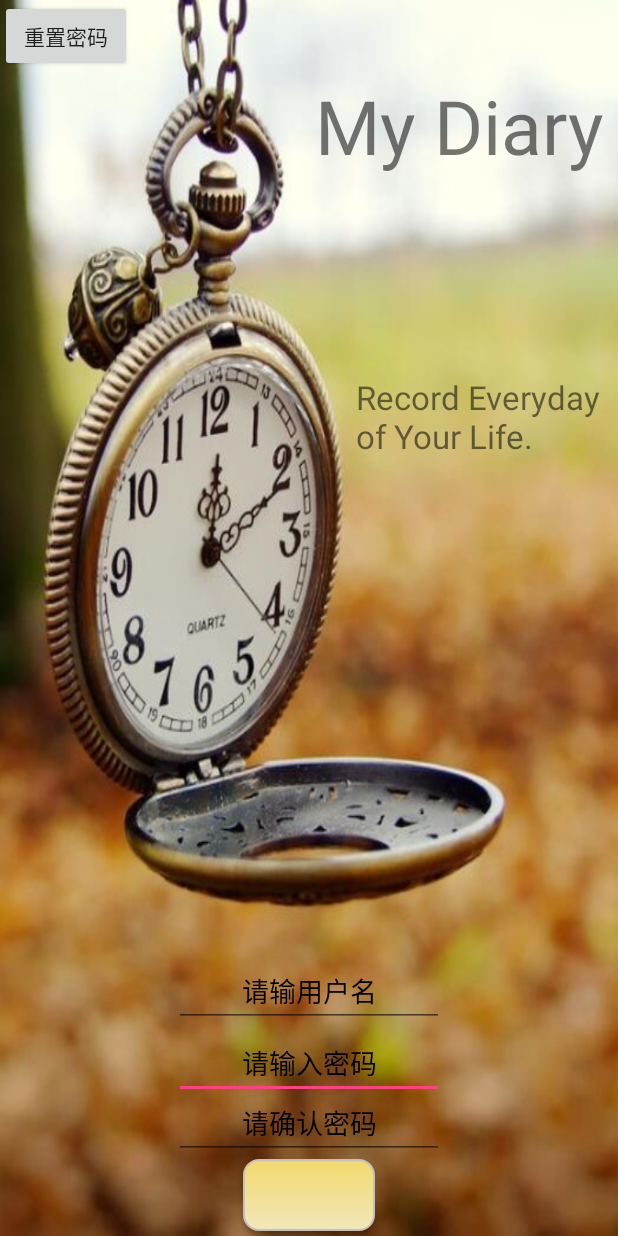
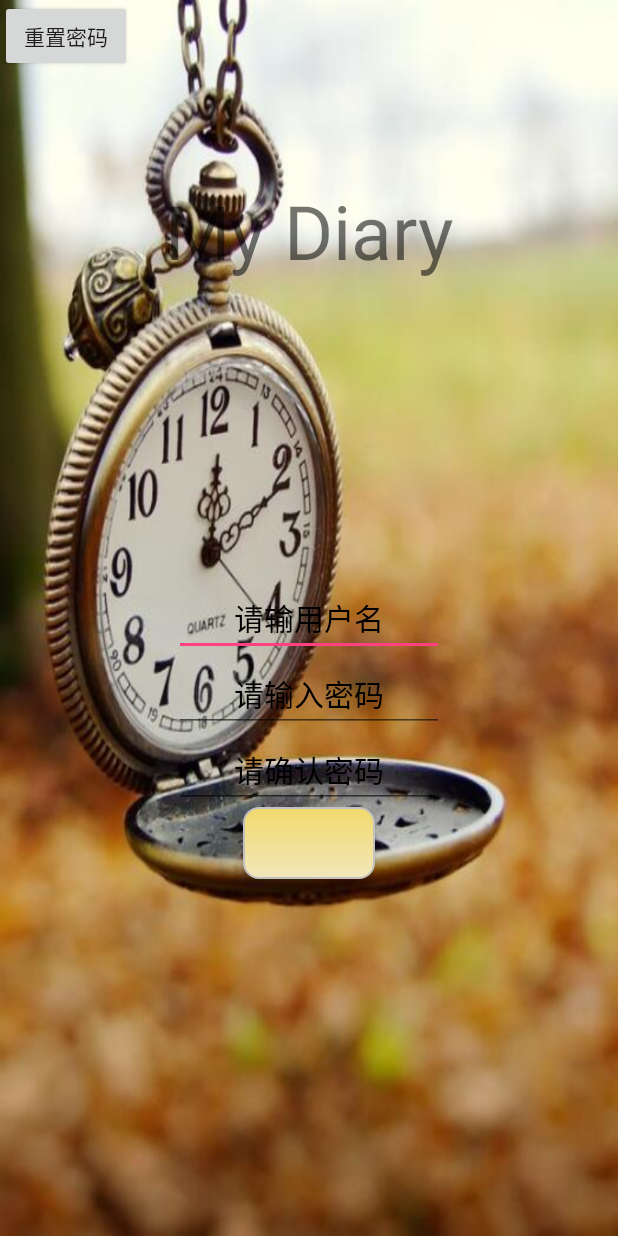
Before and after one commit to Relati/your-diary, an Android app: the layout start_layout.xml on its own in the app's theme, with its tools: preview values and no code run, on a phone screen of 412 x 824 dp. Run offline under Robolectric (Android 15) with nearby library versions, the phone set to English and light mode, and no system bars.

Commit message:
修改start_layout.xml和nav_header_diary_list.xml

```diff
--- a/app/src/main/res/layout/start_layout.xml
+++ b/app/src/main/res/layout/start_layout.xml
@@ -1,67 +1,45 @@
 <?xml version="1.0" encoding="utf-8"?>
-
 <RelativeLayout xmlns:android="http://schemas.android.com/apk/res/android"
+    xmlns:app="http://schemas.android.com/apk/res-auto"
     android:id="@+id/start_relative"
-    android:orientation="vertical" android:layout_width="match_parent"
+    android:orientation="vertical"
+    android:layout_width="match_parent"
     android:layout_height="match_parent"
     android:background="@drawable/start_bg">
+
     <TextView
         android:id="@+id/my_diary_text"
         android:layout_width="wrap_content"
         android:layout_height="wrap_content"
         android:text="@string/MyDiary"
-        android:layout_alignParentEnd="true"
+        android:layout_centerHorizontal="true"
         android:textSize="50sp"
-        android:paddingTop="50dp"
+        android:paddingTop="120dp"
         android:paddingStart="10dp"
-        android:paddingEnd="10dp"/>
+        android:paddingEnd="10dp" />
 
-    <TextView
+    <EditText
+        android:textColorHint="@color/colorBlack"
+        android:id="@+id/username"
+        android:textSize="20sp"
+        android:inputType="text"
         android:layout_width="180dp"
         android:layout_height="wrap_content"
-        android:text="@string/RecordEverydayOfYourLife"
-        android:layout_alignParentEnd="true"
-        android:textSize="22sp"
-        android:paddingTop="250dp"
-        android:paddingStart="5dp"
-        android:paddingEnd="5dp"
-        />
-
-    <!--进入日记是在设定好密码后才显示的，没设定之前显示的是提示输入密码的信息-->
-    <Button
-        android:textColor="@color/colorBlack"
-        android:id="@+id/accessBtn"
-        android:textSize="16sp"
-        android:fontFamily="sans-serif-smallcaps"
-        android:layout_width="wrap_content"
-        android:layout_height="wrap_content"
-        android:layout_centerHorizontal="true"
-        android:layout_alignParentBottom="true"
-        android:layout_marginBottom="3dp"
-        android:background="@drawable/access_btn" />
+        android:layout_centerInParent="true"
+        android:gravity="center"
+        android:hint="@string/pleaseInputUsername"/>
 
     <EditText
         android:textColorHint="@color/colorBlack"
         android:id="@+id/password"
+        android:textSize="20sp"
         android:inputType="textPassword"
-        android:layout_above="@id/accessBtn"
+        android:layout_below="@id/username"
         android:layout_width="180dp"
         android:layout_height="wrap_content"
         android:layout_centerHorizontal="true"
         android:gravity="center"
-        android:hint="@string/pleaseInputPassword"
-        android:layout_marginBottom="40dp"/>
-
-    <EditText
-        android:textColorHint="@color/colorBlack"
-        android:id="@+id/username"
-        android:inputType="text"
-        android:layout_above="@id/password"
-        android:layout_width="180dp"
-        android:layout_height="wrap_content"
-        android:layout_centerHorizontal="true"
-        android:gravity="center"
-        android:hint="@string/pleaseInputUsername"/>
+        android:hint="@string/pleaseInputPassword" />
 
     <EditText
         android:textColorHint="@color/colorBlack"
@@ -69,15 +47,31 @@
         android:inputType="textPassword"
         android:hint="@string/pleaseInputPasswordAgain"
         android:gravity="center"
+        android:textSize="20sp"
         android:layout_centerHorizontal="true"
-        android:layout_above="@id/accessBtn"
+        android:layout_below="@id/password"
         android:layout_width="180dp"
         android:layout_height="wrap_content" />
 
+    <!--进入日记是在设定好密码后才显示的，没设定之前显示的是提示输入密码的信息-->
     <Button
+        android:textColor="@color/colorBlack"
+        android:id="@+id/accessBtn"
+        android:textSize="17sp"
+
+        android:background="@drawable/access_btn"
+        android:layout_width="wrap_content"
+        android:layout_height="wrap_content"
+        android:layout_centerHorizontal="true"
+        android:layout_below="@id/password"
+        android:layout_marginTop="50dp"
+        android:layout_marginBottom="3dp" />
+
+    <Button
+        android:layout_alignParentLeft="true"
         android:layout_alignParentStart="true"
         android:id="@+id/resetBtn"
         android:layout_width="wrap_content"
         android:layout_height="wrap_content"
-        android:text="重置密码"/>
+        android:text="重置密码" />
 </RelativeLayout>
```
Also changed, not shown: app/src/main/res/layout/nav_header_diary_list.xml (+109 -22 lines).
